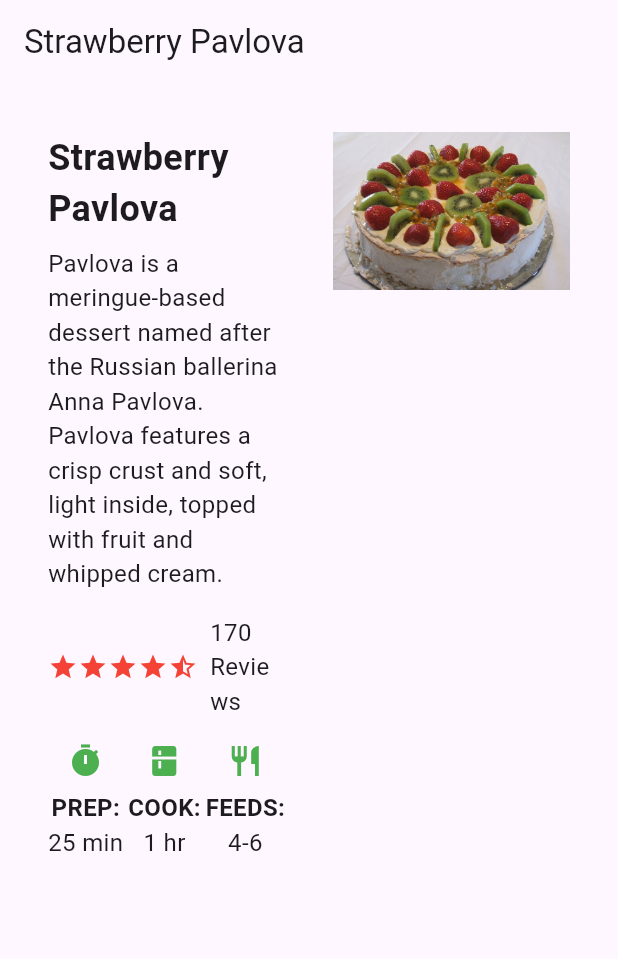
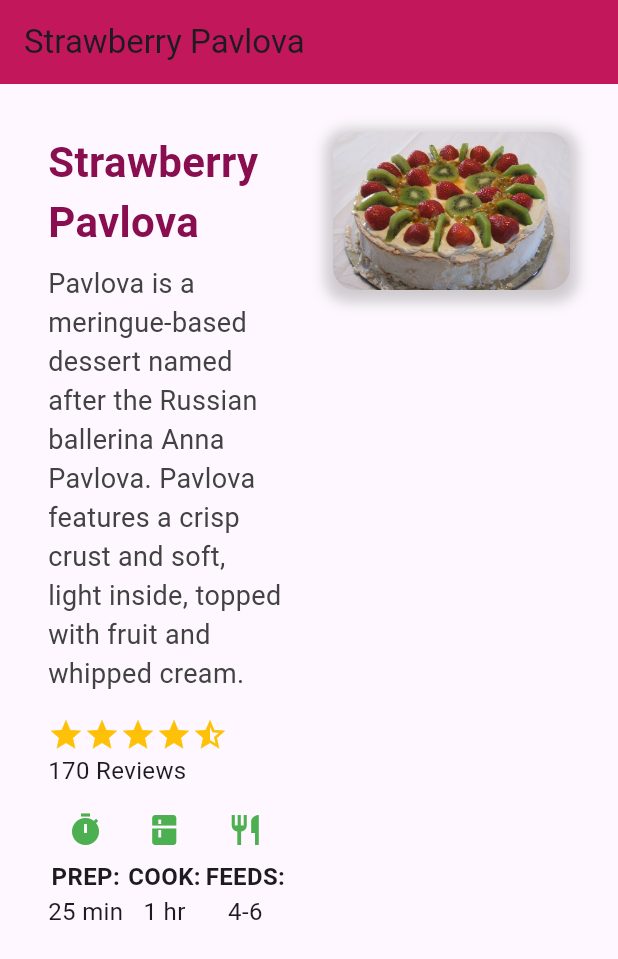
Before and after one commit to JuanAlfonso11/Tarea1Flutter, a Flutter app: the screen it shows after launch, on a phone screen of 412 x 824 dp. Shown: the top 959 px of the screen. Run offline on Flutter 3.47's test engine with Material 3 defaults, Android fonts, the phone set to English and light mode, and no system bars.

Commit message:
mejora de diseño

```diff
--- a/lib/screens/recipe_screen.dart
+++ b/lib/screens/recipe_screen.dart
@@ -4,20 +4,19 @@ import 'package:tarea1flutter/widgets/info_column.dart';
 class RecipeScreen extends StatelessWidget {
   @override
   Widget build(BuildContext context) {
-    return MaterialApp(
-      debugShowCheckedModeBanner: false,  // Esto quita el banner de modo debug
-      home: Scaffold(
+    return Scaffold(
       appBar: AppBar(
         title: Text('Strawberry Pavlova'),
+        backgroundColor: Colors.pink[700],
       ),
       body: Padding(
         padding: const EdgeInsets.all(16.0),
         child: Row(
           crossAxisAlignment: CrossAxisAlignment.start,
           children: <Widget>[
-              // Columna a la izquierda (texto y detalles)
+            // Columna para el texto y detalles
             Expanded(
-                flex: 1,  // Se asegura que esta parte ocupe el 50% del espacio
+              flex: 1,
               child: Padding(
                 padding: const EdgeInsets.all(16.0),
                 child: Column(
@@ -25,25 +24,32 @@ class RecipeScreen extends StatelessWidget {
                   children: <Widget>[
                     Text(
                       'Strawberry Pavlova',
-                        style: TextStyle(fontWeight: FontWeight.bold, fontSize: 24),
+                      style: TextStyle(
+                        fontWeight: FontWeight.bold,
+                        fontSize: 28,
+                        color: Colors.pink[900],
+                      ),
                     ),
                     SizedBox(height: 8),
                     Text(
                       'Pavlova is a meringue-based dessert named after the Russian ballerina Anna Pavlova. '
                           'Pavlova features a crisp crust and soft, light inside, topped with fruit and whipped cream.',
-                        style: TextStyle(fontSize: 16),
+                      style: TextStyle(fontSize: 18, color: Colors.grey[800]),
                     ),
                     SizedBox(height: 16),
-                      Row(
+                    // Ajuste con Wrap para evitar overflow y mejor distribución
+                    Wrap(
+                      crossAxisAlignment: WrapCrossAlignment.center,
                       children: [
-                          Icon(Icons.star, color: Colors.red, size: 20),
-                          Icon(Icons.star, color: Colors.red, size: 20),
-                          Icon(Icons.star, color: Colors.red, size: 20),
-                          Icon(Icons.star, color: Colors.red, size: 20),
-                          Icon(Icons.star_half, color: Colors.red, size: 20),
+                        Icon(Icons.star, color: Colors.amber, size: 24),
+                        Icon(Icons.star, color: Colors.amber, size: 24),
+                        Icon(Icons.star, color: Colors.amber, size: 24),
+                        Icon(Icons.star, color: Colors.amber, size: 24),
+                        Icon(Icons.star_half, color: Colors.amber, size: 24),
                         SizedBox(width: 8),
-                          Expanded(  // Usamos Expanded para que el texto no cause overflow
-                            child: Text('170 Reviews', style: TextStyle(fontSize: 16)),
+                        Text(
+                          '170 Reviews',
+                          style: TextStyle(fontSize: 16),
                         ),
                       ],
                     ),
@@ -53,21 +59,36 @@ class RecipeScreen extends StatelessWidget {
                 ),
               ),
             ),
-              // Imagen a la derecha
+            // Imagen a la derecha con bordes redondeados y sombra
             Expanded(
-                flex: 1,  // Se asegura que la imagen ocupe el 50% del espacio
+              flex: 1,
               child: Padding(
                 padding: const EdgeInsets.all(16.0),
+                child: Container(
+                  decoration: BoxDecoration(
+                    borderRadius: BorderRadius.circular(15.0),
+                    boxShadow: [
+                      BoxShadow(
+                        color: Colors.grey.withOpacity(0.5),
+                        spreadRadius: 5,
+                        blurRadius: 7,
+                        offset: Offset(0, 3),
+                      ),
+                    ],
+                  ),
+                  child: ClipRRect(
+                    borderRadius: BorderRadius.circular(15.0),
                     child: AspectRatio(
-                    aspectRatio: 1.5,  // Controlamos la proporción de la imagen
+                      aspectRatio: 1.5,
                       child: Image.asset('assets/pavlova.jpg', fit: BoxFit.cover),
+                    ),
+                  ),
                 ),
               ),
             ),
           ],
         ),
       ),
-      ),
     );
   }
 }
```
Lines whose indentation alone changed are shown as unchanged.
